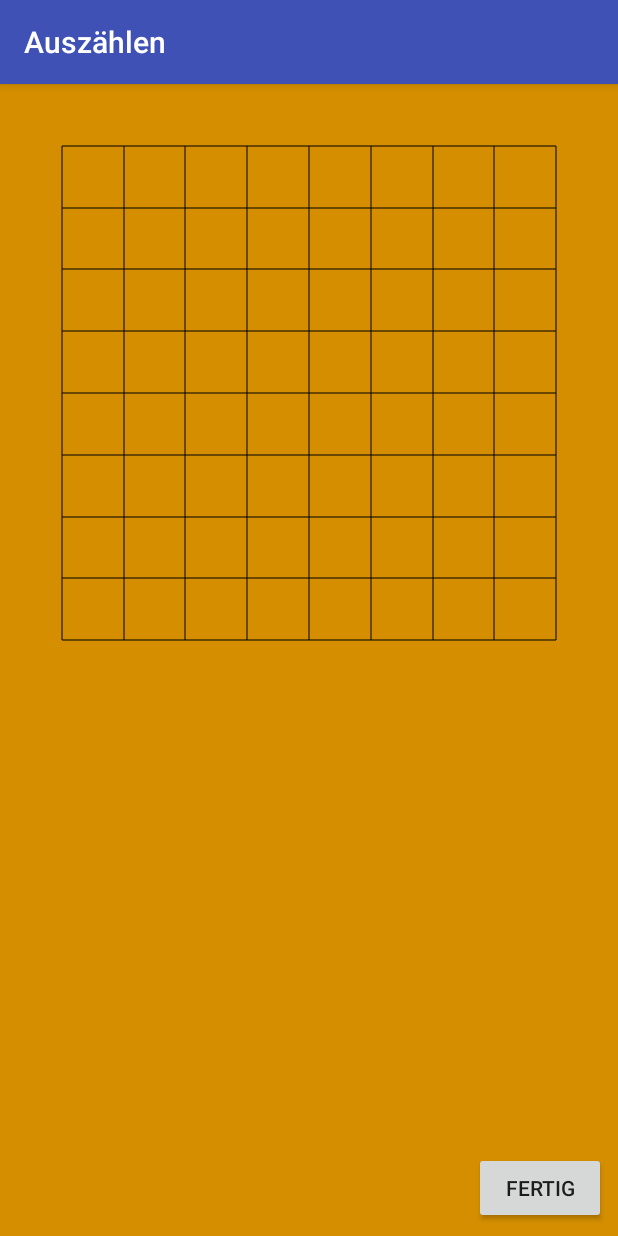
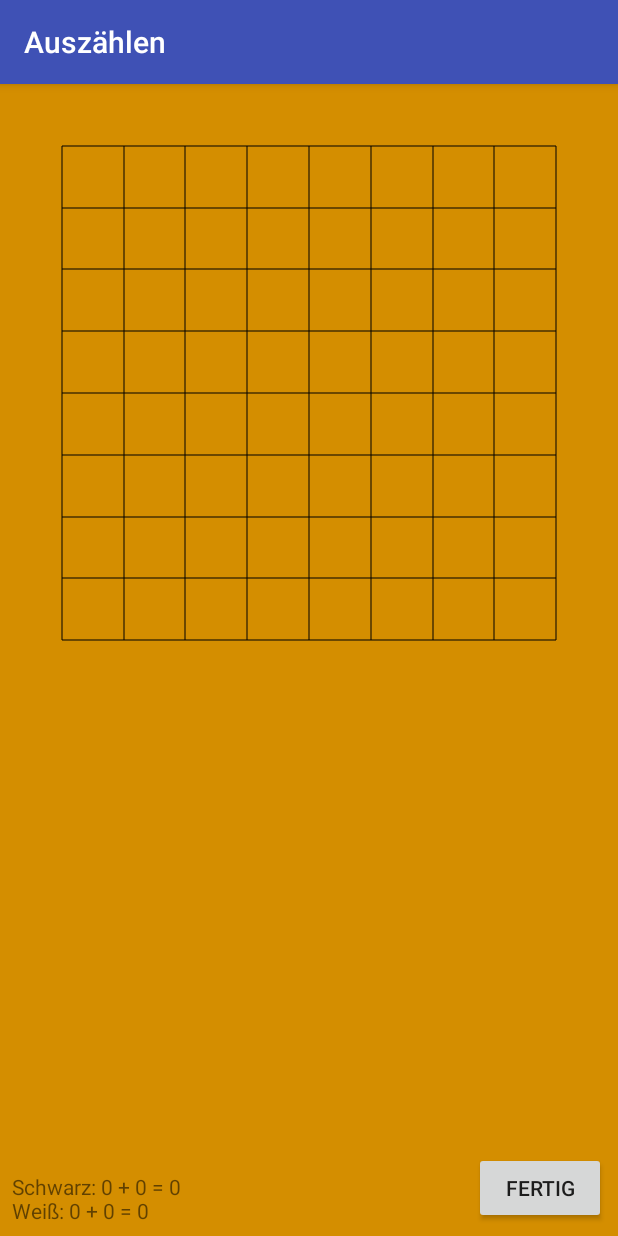
Before and after one commit to rillig/Phantom-Go-Android, an Android app: the CountingActivity screen opened directly, with no data from a screen before it, on a phone screen of 412 x 824 dp. Run offline under Robolectric (Android 15) with nearby library versions, the phone set to English and light mode, and no system bars.

Commit message:
Implement final counting

```diff
--- a/app/src/main/java/de/roland_illig/phantomgo/CountResult.java
+++ b/app/src/main/java/de/roland_illig/phantomgo/CountResult.java
@@ -3,18 +3,24 @@ package de.roland_illig.phantomgo;
 public class CountResult {
     public final int blackTerritory;
     public final int whiteTerritory;
-    public final int blackDead;
-    public final int whiteDead;
+    public final int blackCaptured;
+    public final int whiteCaptured;
+    public final int blackScore;
+    public final int whiteScore;
 
-    public CountResult(int blackTerritory, int whiteTerritory, int blackDead, int whiteDead) {
+    public CountResult(int blackTerritory, int whiteTerritory, int blackCaptured, int whiteCaptured) {
         this.blackTerritory = blackTerritory;
         this.whiteTerritory = whiteTerritory;
-        this.blackDead = blackDead;
-        this.whiteDead = whiteDead;
+        this.blackCaptured = blackCaptured;
+        this.whiteCaptured = whiteCaptured;
+        this.blackScore = blackTerritory + blackCaptured;
+        this.whiteScore = whiteTerritory + whiteCaptured;
     }
 
     @Override
     public String toString() {
-        return "black=" + blackTerritory + "+" + whiteDead + ", white=" + whiteTerritory + "+" + blackDead;
+        return "" +
+                "black=" + blackTerritory + "+" + blackCaptured + ", " +
+                "white=" + whiteTerritory + "+" + whiteCaptured;
     }
 }
--- a/app/src/main/java/de/roland_illig/phantomgo/CountingBoard.java
+++ b/app/src/main/java/de/roland_illig/phantomgo/CountingBoard.java
@@ -8,6 +8,8 @@ public class CountingBoard {
     private final int[][] region;
     private final boolean[][] dead;
     private final Player[][] territory;
+    private final int blackCaptured;
+    private final int whiteCaptured;
 
     public CountingBoard(Board board) {
         this.size = board.getSize();
@@ -15,6 +17,8 @@ public class CountingBoard {
         this.region = initRegion(color);
         this.dead = new boolean[size][size];
         this.territory = new Player[size][size];
+        this.blackCaptured = board.getCaptured(Player.BLACK);
+        this.whiteCaptured = board.getCaptured(Player.WHITE);
 
         count();
     }
@@ -32,8 +36,6 @@ public class CountingBoard {
                 }
             }
         }
-
-        count();
     }
 
     private static Player[][] initPieces(Board board) {
@@ -153,7 +155,10 @@ public class CountingBoard {
                         }
                     }
                 }
-                return new CountResult(blackTerritory, whiteTerritory, blackDead, whiteDead);
+
+                return new CountResult(
+                        blackTerritory, whiteTerritory,
+                        blackCaptured + whiteDead, whiteCaptured + blackDead);
             }
         }
     }
--- a/app/src/main/java/de/roland_illig/phantomgo/CountingBoardView.java
+++ b/app/src/main/java/de/roland_illig/phantomgo/CountingBoardView.java
@@ -3,6 +3,9 @@ package de.roland_illig.phantomgo;
 import android.content.Context;
 import android.support.annotation.Nullable;
 import android.util.AttributeSet;
+import android.view.View;
+import android.widget.TextView;
+import de.roland_illig.android.phantomgo.R;
 
 public class CountingBoardView extends AbstractBoardView {
 
@@ -24,6 +27,7 @@ public class CountingBoardView extends AbstractBoardView {
     public void configure(Board board, CountingBoard countingBoard) {
         this.board = board;
         this.countingBoard = countingBoard;
+        updateSummary();
     }
 
     @Override
@@ -43,7 +47,16 @@ public class CountingBoardView extends AbstractBoardView {
     protected void boardMouseClicked(int x, int y) {
         if (board.get(x, y) != null) {
             countingBoard.toggleDead(x, y);
+            updateSummary();
             invalidate();
         }
     }
+
+    private void updateSummary() {
+        CountResult result = countingBoard.count();
+        String summary = ""
+                + "Schwarz: " + result.blackTerritory + " + " + (result.blackCaptured) + " = " + result.blackScore + "\n"
+                + "Weiß: " + result.whiteTerritory + " + " + (result.whiteCaptured) + " = " + result.whiteScore + "\n";
+        ((TextView) ((View) getParent()).findViewById(R.id.countingSummary)).setText(summary);
+    }
 }
--- a/app/src/main/res/layout/activity_counting.xml
+++ b/app/src/main/res/layout/activity_counting.xml
@@ -23,4 +23,16 @@
         app:layout_constraintBottom_toBottomOf="parent"
         app:layout_constraintEnd_toEndOf="parent"/>
 
+    <TextView
+        android:id="@+id/countingSummary"
+        android:layout_width="wrap_content"
+        android:layout_height="wrap_content"
+        android:layout_marginBottom="8dp"
+        android:layout_marginLeft="8dp"
+        android:layout_marginStart="8dp"
+        android:text=""
+        android:maxLines="2"
+        app:layout_constraintBottom_toBottomOf="parent"
+        app:layout_constraintStart_toStartOf="parent"/>
+
 </android.support.constraint.ConstraintLayout>
```
Also changed, not shown: 1 other file.
